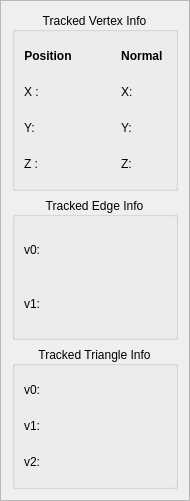
Old version of the form Plugins/MeshFeatureTracking/src/UI/MeshFeatureTrackingUI.ui in the repository STORM-IRIT/Radium-Engine.
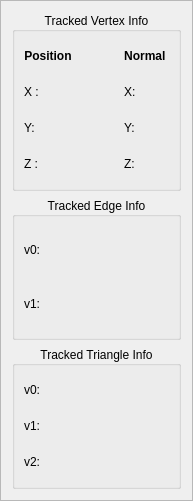
New version of the form. Icons and pictures are not drawn.

Commit message: Cleaning bad copy-paste garbage ;

The edit to the form file:
```diff
--- a/Plugins/MeshFeatureTracking/src/UI/MeshFeatureTrackingUI.ui
+++ b/Plugins/MeshFeatureTracking/src/UI/MeshFeatureTrackingUI.ui
@@ -6,7 +6,7 @@
    <rect>
     <x>0</x>
     <y>0</y>
-    <width>190</width>
+    <width>193</width>
     <height>501</height>
    </rect>
   </property>
```
Left out of the diff: 72 changed lines with no effect on the pictures. The commit also changes 1 other file.
